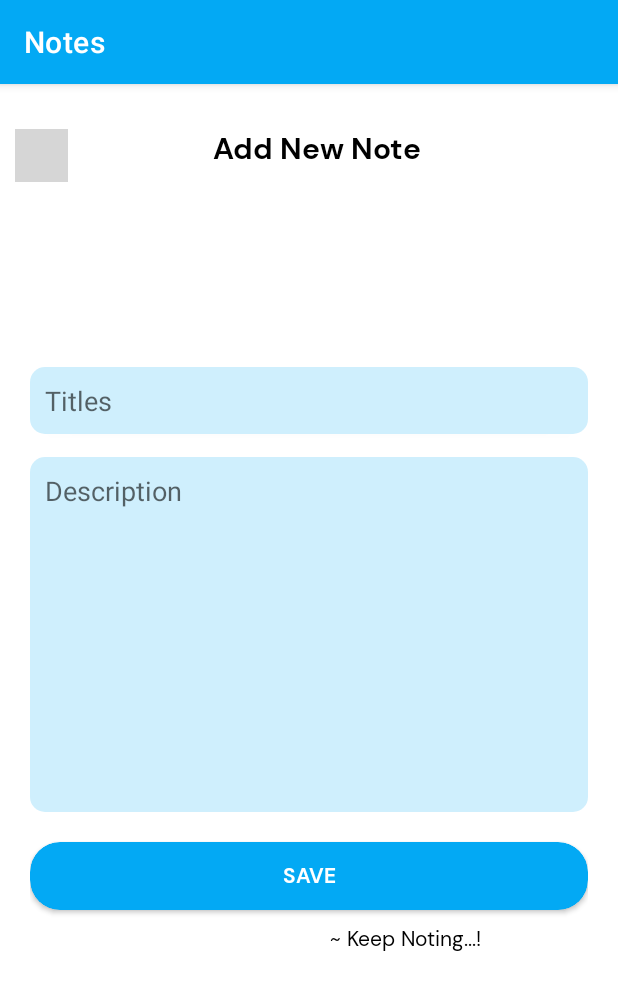
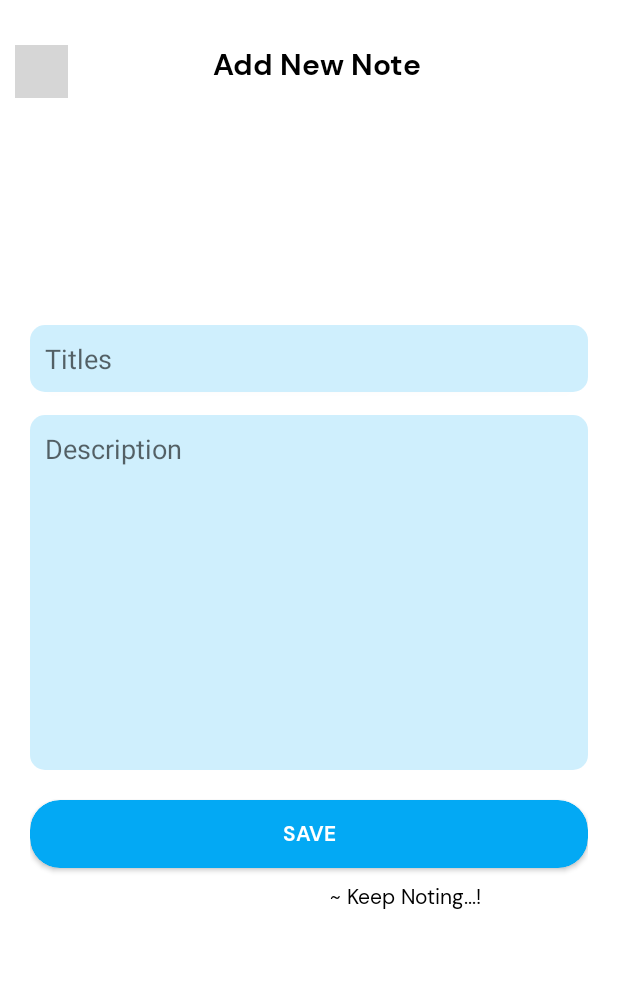
Before and after one commit to RAJSABARI/MR.NOTES, an Android app: the AddNoteActivity screen opened directly, with no data from a screen before it, on a phone screen of 412 x 824 dp. Shown: the top 990 px of the screen. Run offline under Robolectric (Android 15) with nearby library versions, the phone set to English and light mode, and no system bars; libraries missing offline, so code that uses them is left out: io.realm; Roboto replaces fonts that are not available here; 1 statement that could not run was skipped; grey boxes are pictures that could not be loaded.

Commit message:
RAJSABARI|EDITED

```diff
--- a/app/src/main/res/values/themes.xml
+++ b/app/src/main/res/values/themes.xml
@@ -1,6 +1,6 @@
 <resources xmlns:tools="http://schemas.android.com/tools">
     <!-- Base application theme. -->
-    <style name="Theme.Notes" parent="Theme.MaterialComponents.DayNight.DarkActionBar">
+    <style name="Theme.Notes" parent="Theme.MaterialComponents.DayNight.NoActionBar">
         <!-- Primary brand color. -->
         <item name="colorPrimary">#03A9F4</item>
         <item name="colorPrimaryVariant">#03A9F4</item>
```
